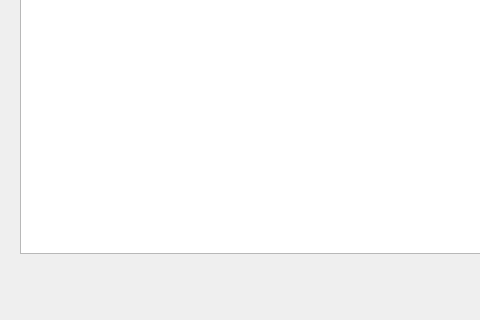
Old version of the form ui/stockwindow.ui in the repository sriv95/Restaurant-Management; both pictures show x 0 to 480 and y 467 to 787 of the 1073 by 787 pixel window.
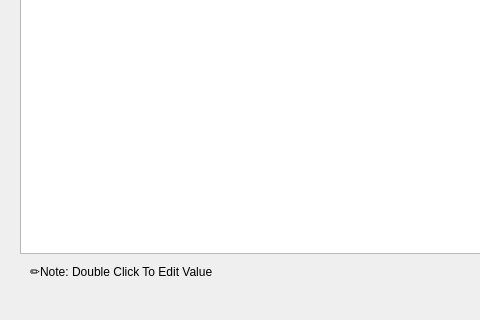
New version of the form.

Patch:
```diff
--- a/ui/stockwindow.ui
+++ b/ui/stockwindow.ui
@@ -149,6 +149,19 @@
     </property>
    </column>
   </widget>
+  <widget class="QLabel" name="label">
+   <property name="geometry">
+    <rect>
+     <x>30</x>
+     <y>730</y>
+     <width>271</width>
+     <height>16</height>
+    </rect>
+   </property>
+   <property name="text">
+    <string>✏️Note: Double Click To Edit Value</string>
+   </property>
+  </widget>
  </widget>
  <resources/>
  <connections/>
```
